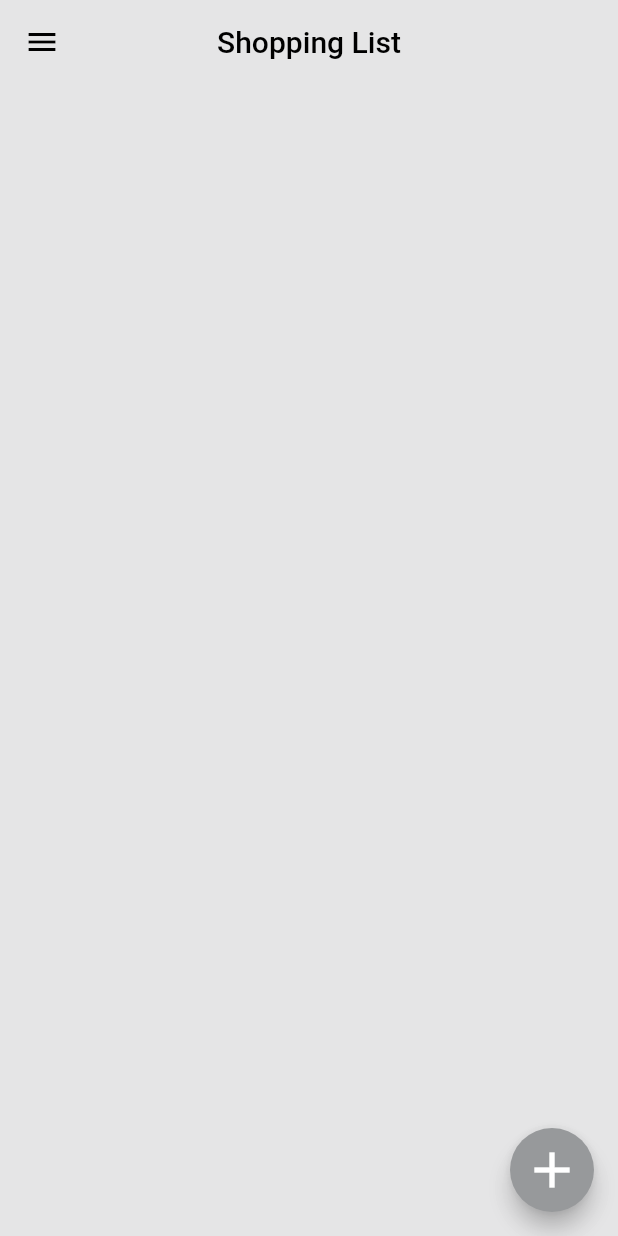
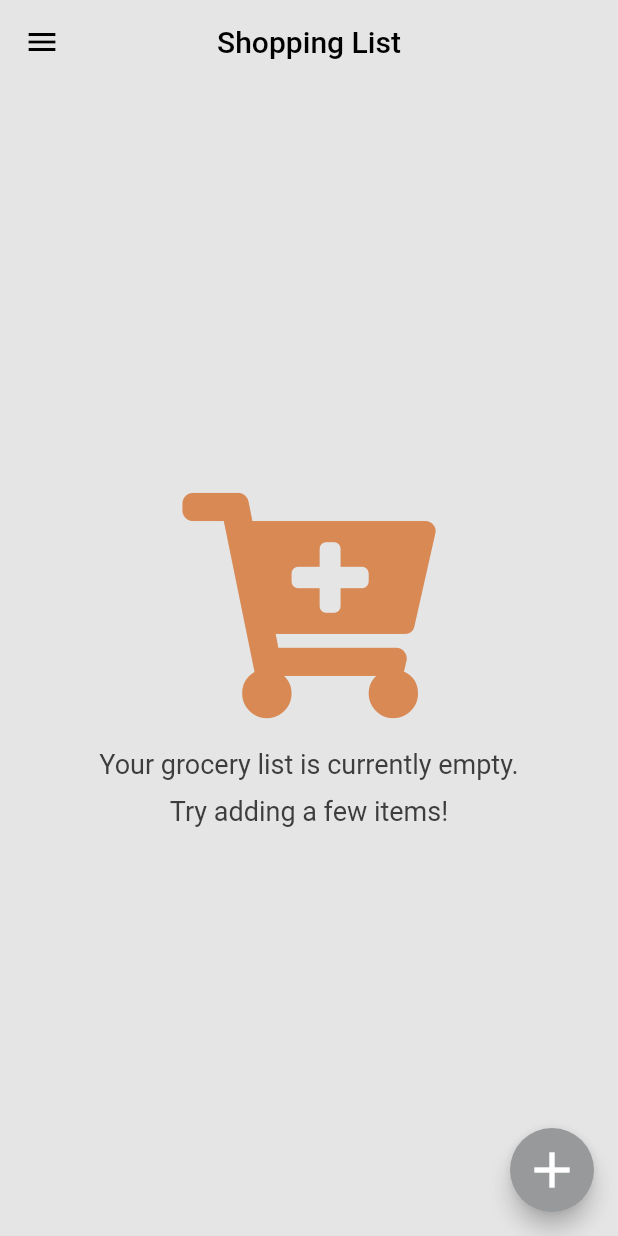
Before and after one commit to dhmi19/LiveTogether, a Flutter app: the ShoppingListWidget screen opened directly, on a phone screen of 412 x 824 dp. Run offline on Flutter 3.47's test engine with Material 2 defaults, Android fonts, the phone set to English and light mode, and no system bars; our stand-ins replace cloud_firestore, firebase_auth, firebase_storage, flutter_spinkit, font_awesome_flutter, image_picker and 1 more; missing offline and left inert: dart:ffi; accounts and stored records are empty; network calls fail.

Commit message:
added error message for empty grocery

```diff
--- a/lib/screens/roommatesSceen/NewApartmentWidget.dart
+++ b/lib/screens/roommatesSceen/NewApartmentWidget.dart
@@ -78,7 +78,6 @@ class _NewApartmentWidgetState extends State<NewApartmentWidget> {
                                   if (_formKey.currentState.validate()) {
                                     //TODO: Check if apartment name is taken
                                     final result = await DatabaseService().createNewApartment(_apartmentName);
-
                                     Navigator.of(context).pop();
                                     showDialog(
                                         context: context,
--- a/lib/screens/shoppingListScreen/ShoppingListWidget.dart
+++ b/lib/screens/shoppingListScreen/ShoppingListWidget.dart
@@ -1,6 +1,7 @@
 import 'package:cloud_firestore/cloud_firestore.dart';
 import 'package:firebase_auth/firebase_auth.dart';
 import 'package:flutter/material.dart';
+import 'package:font_awesome_flutter/font_awesome_flutter.dart';
 import 'package:lester_apartments/models/apartment.dart';
 import 'package:lester_apartments/services/auth.dart';
 import 'package:lester_apartments/services/database.dart';
@@ -89,6 +90,36 @@ class _ShoppingListWidgetState extends State<ShoppingListWidget> {
                         });
                       }
 
+                      if(groceryListTextWidgets.isEmpty){
+                        return Center(
+                          child: Column(
+                            mainAxisAlignment: MainAxisAlignment.center,
+                            children: <Widget>[
+                              FaIcon(
+                                FontAwesomeIcons.cartPlus,
+                                size: 150,
+                                color: Theme.of(context).colorScheme.secondaryVariant,
+                              ),
+                              SizedBox(height: 20,),
+                              Text(
+                                "Your grocery list is currently empty.",
+                                style: TextStyle(
+                                    fontSize: 18,
+                                    color: Theme.of(context).colorScheme.primaryVariant
+                                ),
+                              ),
+                              SizedBox(height: 10,),
+                              Text(
+                                "Try adding a few items!",
+                                style: TextStyle(
+                                    fontSize: 18,
+                                    color: Theme.of(context).colorScheme.primaryVariant
+                                ),
+                              )
+                            ],
+                          ),
+                        );
+                      }else{
                         return GridView.count(
                             crossAxisCount: 2,
                             padding: EdgeInsets.all(20.0),
@@ -96,6 +127,7 @@ class _ShoppingListWidgetState extends State<ShoppingListWidget> {
                             mainAxisSpacing: 10,
                             children: groceryListTextWidgets
                         );
+                      }
                     }
                     catch(error){
                       return Center(
--- a/lib/services/database.dart
+++ b/lib/services/database.dart
@@ -243,7 +243,7 @@ class DatabaseService {
       return [true, "Welcome to your new apartment!"];
     }
     else{
-      return [false,  "Sorry, there was an error. Please try again later!"];
+      return [false,  "Sorry, the apartment name is already taken"];
     }
 
   }
```
Also changed, not shown: lib/screens/shoppingListScreen/AddGroceryBottomSheet.dart (added, +125 -0 lines), lib/screens/shoppingListScreen/AddGroceryItemButton.dart (+2 -120 lines). Lines whose indentation alone changed are shown as unchanged.
